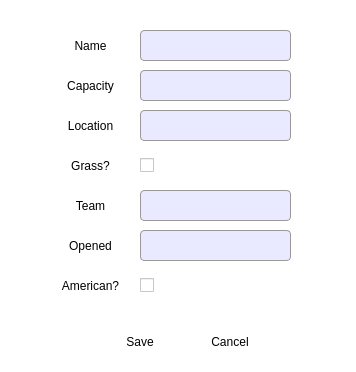
Qt form stadiumeditpage.ui (Decycle/Project2) before a commit.
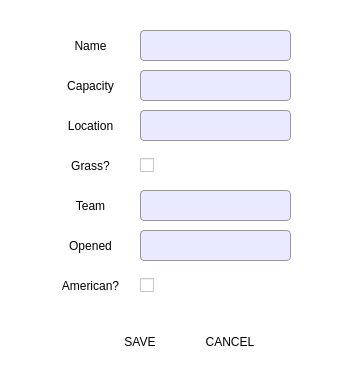
The same form after that commit.

The edit to the form file:
```diff
--- a/stadiumeditpage.ui
+++ b/stadiumeditpage.ui
@@ -274,7 +274,7 @@
     <string notr="true">border:none</string>
    </property>
    <property name="text">
-    <string>Cancel</string>
+    <string>CANCEL</string>
    </property>
   </widget>
   <widget class="QPushButton" name="saveBtn">
@@ -290,7 +290,7 @@
     <string notr="true">border:none</string>
    </property>
    <property name="text">
-    <string>Save</string>
+    <string>SAVE</string>
    </property>
   </widget>
  </widget>
```
